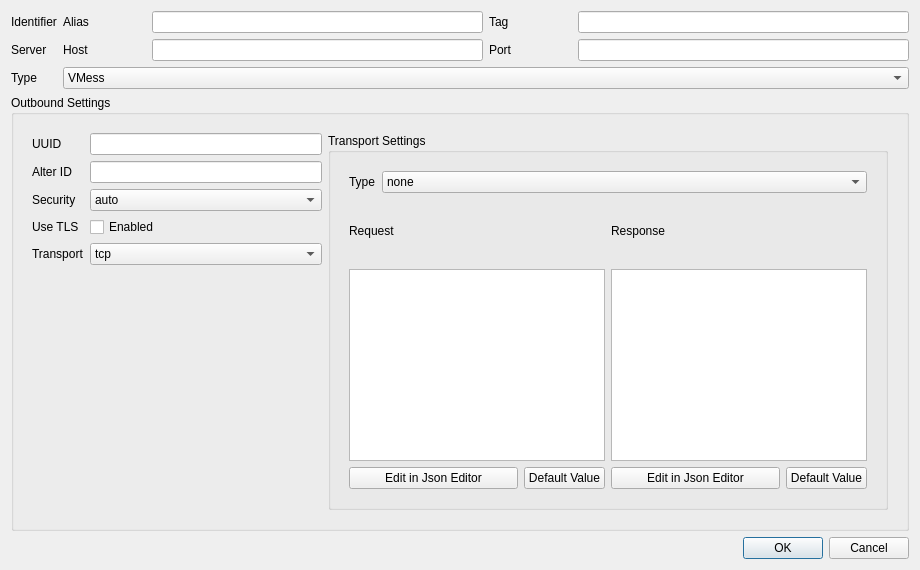
darsvador/qvssr, file src/ui/w_ConnectionEditWindow.ui: the form before one commit.
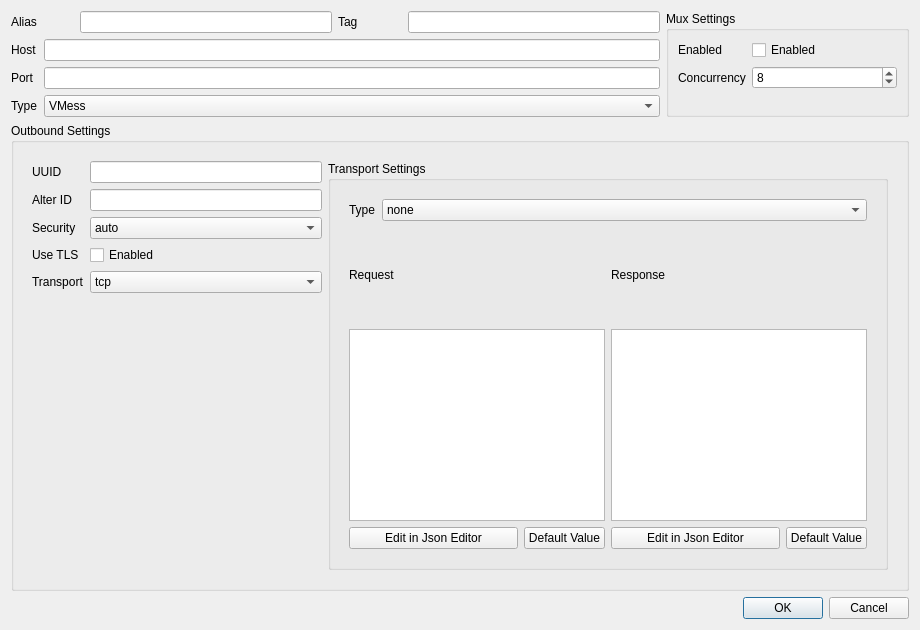
The form after the commit.

Commit message: [add] Added ui for connection share.

Diff of the .ui file:
```diff
--- a/src/ui/w_ConnectionEditWindow.ui
+++ b/src/ui/w_ConnectionEditWindow.ui
@@ -7,7 +7,7 @@
     <x>0</x>
     <y>0</y>
     <width>920</width>
-    <height>570</height>
+    <height>630</height>
    </rect>
   </property>
   <property name="sizePolicy">
@@ -28,83 +28,41 @@
   <property name="modal">
    <bool>true</bool>
   </property>
-  <layout class="QVBoxLayout" name="verticalLayout">
-   <item>
+  <layout class="QGridLayout" name="gridLayout_4" columnstretch="8,3">
+   <item row="0" column="0">
     <layout class="QFormLayout" name="formLayout_5">
-     <item row="0" column="0">
-      <widget class="QLabel" name="portLabel_3">
-       <property name="text">
-        <string>Identifier</string>
-       </property>
-      </widget>
-     </item>
-     <item row="0" column="1">
-      <layout class="QHBoxLayout" name="horizontalLayout_5" stretch="1,4,1,4">
-       <item>
-        <widget class="QLabel" name="ipLabel_2">
-         <property name="text">
-          <string>Alias</string>
-         </property>
-        </widget>
-       </item>
-       <item>
-        <widget class="QLineEdit" name="lineEdit"/>
-       </item>
-       <item>
-        <widget class="QLabel" name="ipLabel_3">
-         <property name="text">
-          <string>Tag</string>
-         </property>
-        </widget>
-       </item>
-       <item>
-        <widget class="QLineEdit" name="lineEdit_2"/>
-       </item>
-      </layout>
-     </item>
      <item row="1" column="0">
-      <widget class="QLabel" name="label_32">
+      <widget class="QLabel" name="ipLabel">
        <property name="text">
-        <string>Server</string>
+        <string>Host</string>
        </property>
       </widget>
      </item>
      <item row="1" column="1">
-      <layout class="QHBoxLayout" name="horizontalLayout_3" stretch="1,4,1,4">
-       <item>
-        <widget class="QLabel" name="ipLabel">
-         <property name="text">
-          <string>Host</string>
-         </property>
-        </widget>
-       </item>
-       <item>
-        <widget class="QLineEdit" name="ipLineEdit"/>
-       </item>
-       <item>
-        <widget class="QLabel" name="portLabel">
-         <property name="text">
-          <string>Port</string>
-         </property>
-        </widget>
-       </item>
-       <item>
-        <widget class="QLineEdit" name="portLineEdit">
-         <property name="maxLength">
-          <number>5</number>
-         </property>
-        </widget>
-       </item>
-      </layout>
+      <widget class="QLineEdit" name="ipLineEdit"/>
      </item>
      <item row="2" column="0">
+      <widget class="QLabel" name="portLabel">
+       <property name="text">
+        <string>Port</string>
+       </property>
+      </widget>
+     </item>
+     <item row="2" column="1">
+      <widget class="QLineEdit" name="portLineEdit">
+       <property name="maxLength">
+        <number>5</number>
+       </property>
+      </widget>
+     </item>
+     <item row="3" column="0">
       <widget class="QLabel" name="label_25">
        <property name="text">
         <string>Type</string>
        </property>
       </widget>
      </item>
-     <item row="2" column="1">
+     <item row="3" column="1">
       <widget class="QComboBox" name="outBoundTypeCombo">
        <property name="sizePolicy">
         <sizepolicy hsizetype="MinimumExpanding" vsizetype="Fixed">
@@ -129,9 +87,76 @@
        </item>
       </widget>
      </item>
+     <item row="0" column="0" colspan="2">
+      <layout class="QHBoxLayout" name="horizontalLayout_5" stretch="1,4,1,4">
+       <item>
+        <widget class="QLabel" name="ipLabel_2">
+         <property name="text">
+          <string>Alias</string>
+         </property>
+        </widget>
+       </item>
+       <item>
+        <widget class="QLineEdit" name="lineEdit"/>
+       </item>
+       <item>
+        <widget class="QLabel" name="ipLabel_3">
+         <property name="text">
+          <string>Tag</string>
+         </property>
+        </widget>
+       </item>
+       <item>
+        <widget class="QLineEdit" name="lineEdit_2"/>
+       </item>
+      </layout>
+     </item>
     </layout>
    </item>
-   <item>
+   <item row="0" column="1">
+    <widget class="QGroupBox" name="groupBox">
+     <property name="title">
+      <string>Mux Settings</string>
+     </property>
+     <layout class="QFormLayout" name="formLayout_8">
+      <item row="0" column="0">
+       <widget class="QLabel" name="label_32">
+        <property name="text">
+         <string>Enabled</string>
+        </property>
+       </widget>
+      </item>
+      <item row="0" column="1">
+       <widget class="QCheckBox" name="muxEnabledCB">
+        <property name="text">
+         <string>Enabled</string>
+        </property>
+       </widget>
+      </item>
+      <item row="1" column="0">
+       <widget class="QLabel" name="label_33">
+        <property name="text">
+         <string>Concurrency</string>
+        </property>
+       </widget>
+      </item>
+      <item row="1" column="1">
+       <widget class="QSpinBox" name="muxConcurrencyTxt">
+        <property name="minimum">
+         <number>1</number>
+        </property>
+        <property name="maximum">
+         <number>1024</number>
+        </property>
+        <property name="value">
+         <number>8</number>
+        </property>
+       </widget>
+      </item>
+     </layout>
+    </widget>
+   </item>
+   <item row="1" column="0" colspan="2">
     <widget class="QGroupBox" name="outboundSettingWrapper">
      <property name="title">
       <string>Outbound Settings</string>
@@ -987,7 +1012,7 @@
      </layout>
     </widget>
    </item>
-   <item>
+   <item row="2" column="1">
     <widget class="QDialogButtonBox" name="buttonBox">
      <property name="orientation">
       <enum>Qt::Horizontal</enum>
```
Left out of the diff: 2 changed lines with no effect on the pictures. The commit also changes 9 other files.
